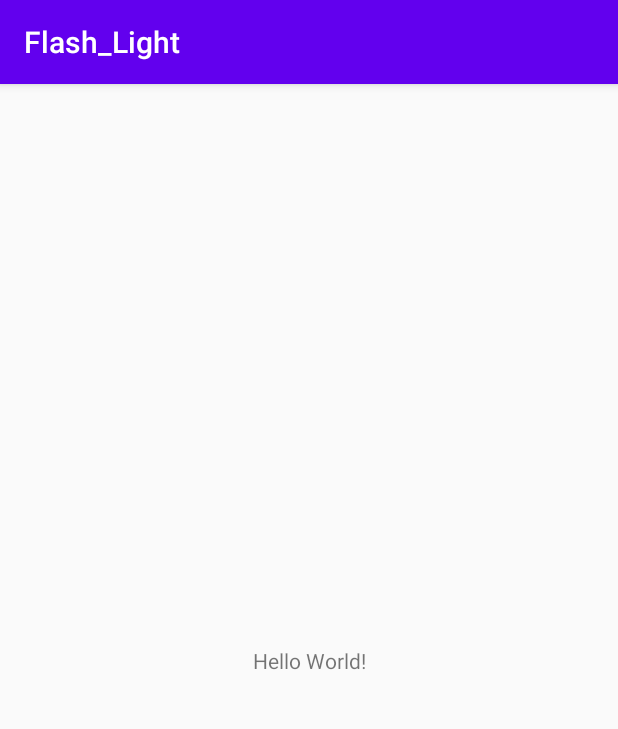
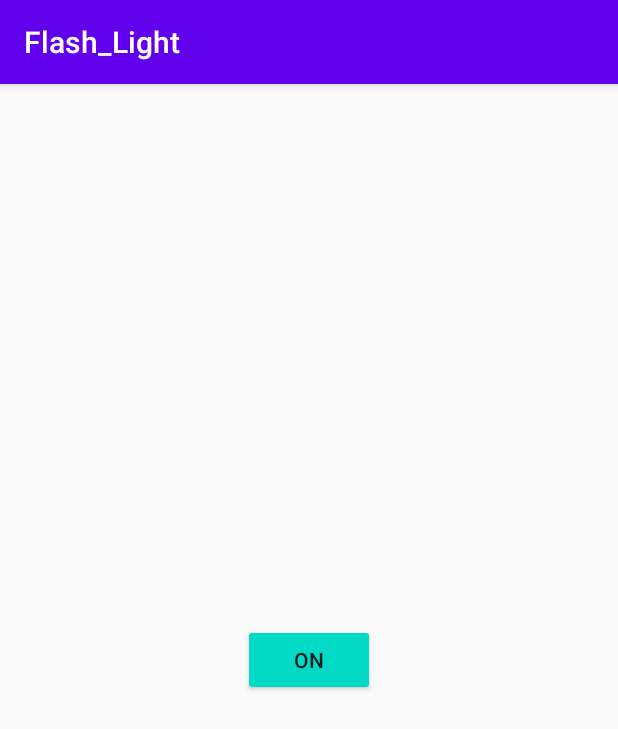
Before and after one commit to anurag1299/Android-cl4-practical-projects, an Android app: the screen it shows after launch (MainActivity), on a phone screen of 412 x 824 dp. Shown: the top 729 px of the screen. Run offline under Robolectric (Android 15) with nearby library versions, the phone set to English and light mode, and no system bars.

Commit message:
flsh light app complete

```diff
--- a/Flash_Light/app/src/main/AndroidManifest.xml
+++ b/Flash_Light/app/src/main/AndroidManifest.xml
@@ -9,6 +9,7 @@
         android:roundIcon="@mipmap/ic_launcher_round"
         android:supportsRtl="true"
         android:theme="@style/AppTheme">
+
         <activity android:name=".MainActivity">
             <intent-filter>
                 <action android:name="android.intent.action.MAIN" />
@@ -17,5 +18,8 @@
             </intent-filter>
         </activity>
     </application>
+    <uses-permission android:name="android.permission.CAMERA" />
+    <uses-feature android:name="android.hardware.camera" />
+    <uses-permission android:name="android.permission.FLASHLIGHT"/>
 
 </manifest>
--- a/Flash_Light/app/src/main/res/layout/activity_main.xml
+++ b/Flash_Light/app/src/main/res/layout/activity_main.xml
@@ -6,13 +6,16 @@
     android:layout_height="match_parent"
     tools:context=".MainActivity">
 
-    <TextView
+    <Button
+        android:id="@+id/Flash"
+
         android:layout_width="wrap_content"
         android:layout_height="wrap_content"
-        android:text="Hello World!"
+        android:text="On"
+        android:backgroundTint="@color/colorAccent"
         app:layout_constraintBottom_toBottomOf="parent"
-        app:layout_constraintLeft_toLeftOf="parent"
-        app:layout_constraintRight_toRightOf="parent"
-        app:layout_constraintTop_toTopOf="parent" />
+        app:layout_constraintTop_toTopOf="parent"
+        app:layout_constraintStart_toStartOf="parent"
+        app:layout_constraintEnd_toEndOf="parent"></Button>
 
 </androidx.constraintlayout.widget.ConstraintLayout>
```
Also changed, not shown: Flash_Light/app/src/main/java/com/example/flash_light/MainActivity.java (+78 -0 lines).
